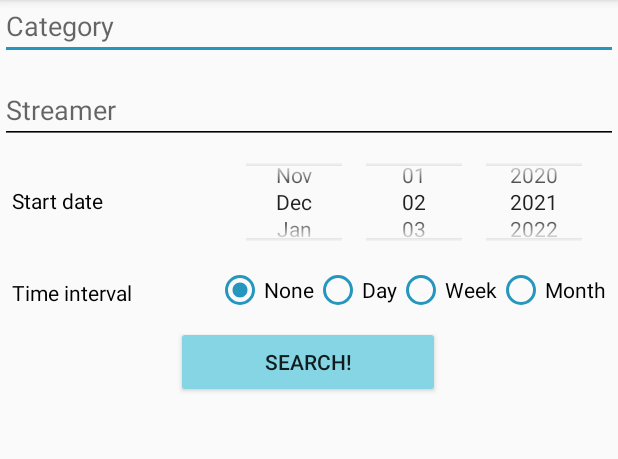
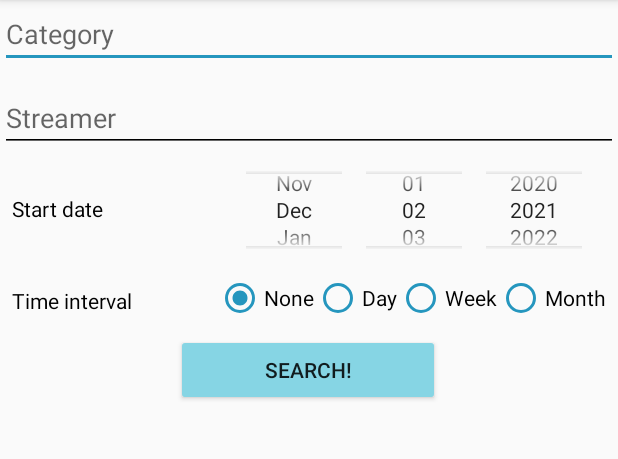
Before and after one commit to MichaelMcGilvray/4630f2021, an Android app: the screen it shows after launch (MainActivity), on a phone screen of 412 x 824 dp, the part 84-543 px from its top. Run offline under Robolectric (Android 15) with nearby library versions, the phone set to English and light mode, and no system bars; our stand-ins replace Picasso; pictures from the network do not load.

Commit message:
Formatting tweak

```diff
--- a/FinalProject/TwitchClipsFinder/app/src/main/res/layout/activity_clip_watching.xml
+++ b/FinalProject/TwitchClipsFinder/app/src/main/res/layout/activity_clip_watching.xml
@@ -77,9 +77,10 @@
     <ScrollView
         android:id="@+id/recommendedClips"
         android:layout_width="match_parent"
-        android:layout_height="250dp"
-        android:layout_marginTop="24dp"
+        android:layout_height="290dp"
+        android:layout_marginTop="20dp"
         app:layout_constraintEnd_toEndOf="parent"
+        app:layout_constraintHorizontal_bias="1.0"
         app:layout_constraintStart_toStartOf="parent"
         app:layout_constraintTop_toBottomOf="@+id/views">
 
--- a/FinalProject/TwitchClipsFinder/app/src/main/res/layout/activity_main.xml
+++ b/FinalProject/TwitchClipsFinder/app/src/main/res/layout/activity_main.xml
@@ -10,7 +10,7 @@
     <AutoCompleteTextView
         android:id="@+id/categorySearch"
         android:layout_width="match_parent"
-        android:layout_height="40dp"
+        android:layout_height="45dp"
         android:theme="@style/Autocomplete"
         app:layout_constraintStart_toStartOf="parent"
         app:layout_constraintTop_toTopOf="parent" />
@@ -18,7 +18,7 @@
     <AutoCompleteTextView
         android:id="@+id/streamerSearch"
         android:layout_width="match_parent"
-        android:layout_height="40dp"
+        android:layout_height="45dp"
         android:layout_marginTop="56dp"
         android:theme="@style/Autocomplete"
         app:layout_constraintEnd_toEndOf="parent"
```
Also changed, not shown: 2 other files.
